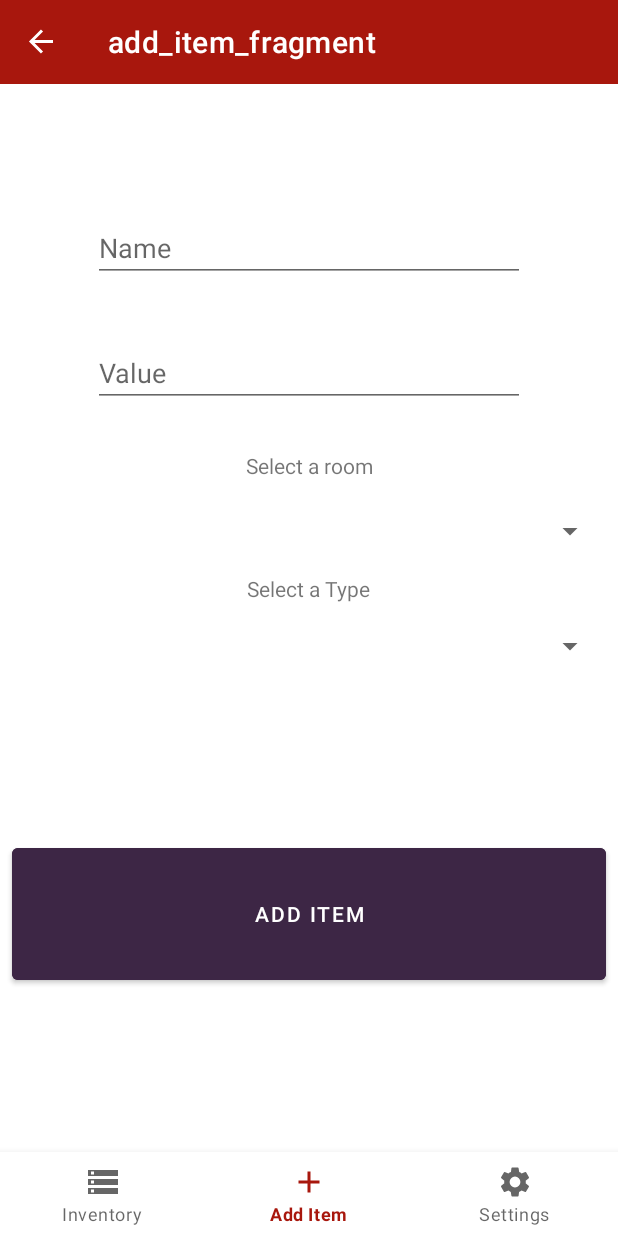
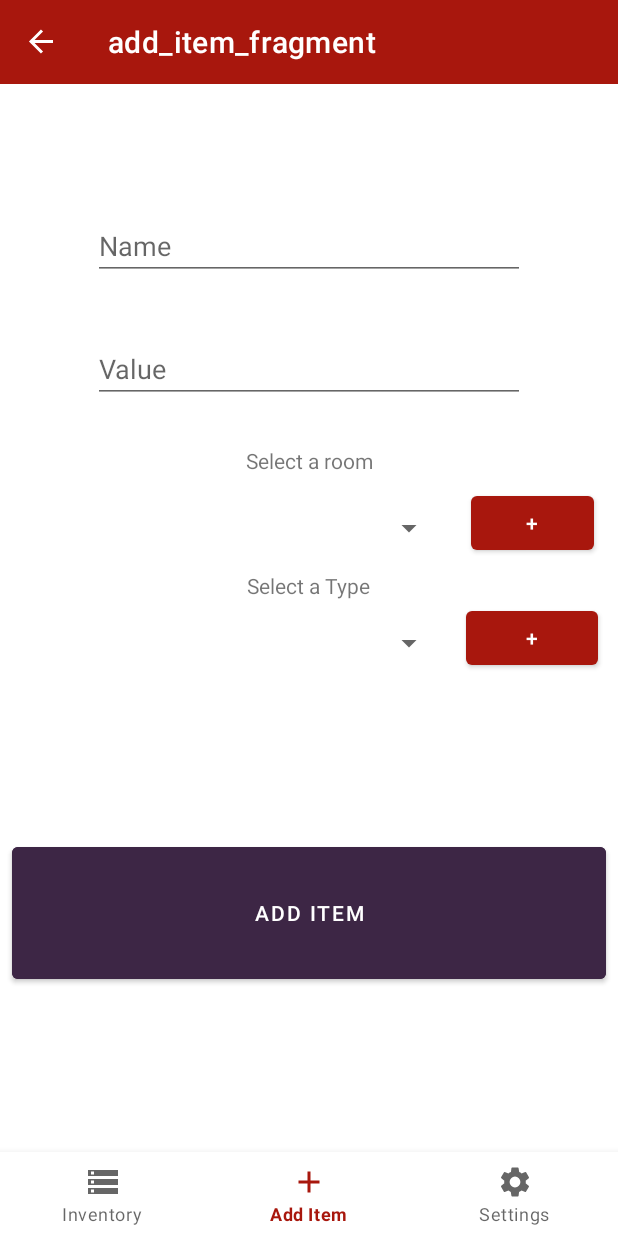
Before and after one commit to GlennvanWezel/MI4Home, an Android app: the screen it shows after launch (ItemsActivity), item 2 of the bottom bar chosen, on a phone screen of 412 x 824 dp. Run offline under Robolectric (Android 15) with nearby library versions, the phone set to English and light mode, and no system bars; our stand-ins replace Firebase (no records; nobody signed in at launch, a user with empty details on screens opened directly), navigation-ui; libraries missing offline, so code that uses them is left out: com.firebase.ui; 2 statements that could not run were skipped.

Commit message:
Implemented filtering the item recyclerview

```diff
--- a/app/src/main/java/com/example/mi4/ui/items/list/itemListFragment.kt
+++ b/app/src/main/java/com/example/mi4/ui/items/list/itemListFragment.kt
@@ -8,6 +8,7 @@ import android.view.LayoutInflater
 import android.view.View
 import android.view.ViewGroup
 import android.widget.ListAdapter
+import android.widget.SearchView
 import androidx.recyclerview.widget.LinearLayoutManager
 import androidx.recyclerview.widget.RecyclerView
 
@@ -44,7 +45,7 @@ class itemListFragment : Fragment() {
 
     private fun initialiseUi() {
         rv_itemsList.layoutManager = LinearLayoutManager(this.context)
-        val ira = ItemRecyclerAdapter(mutableListOf())
+        val ira = ItemRecyclerAdapter(this.context!!, mutableListOf())
         rv_itemsList?.adapter = ira
         viewModel.items.observeForever {
             ira.itemlist.clear()
@@ -54,8 +55,22 @@ class itemListFragment : Fragment() {
             ira.notifyDataSetChanged()
             rv_itemsList.adapter = ira
         }
-//        btn_statistics.setOnClickListener {
-//            Log.d("RECYCLER VIEW","amount of items on display: ${ira.itemCount.toString()}, amount TO BE displayed: ${(viewModel.items.value as List<Item>).count().toString()}")
-//        }
+
+        sv_items!!.setOnQueryTextListener(object : SearchView.OnQueryTextListener {
+            override fun onQueryTextSubmit(query: String): Boolean {
+                // filter recycler view when query submitted
+                ira.filter.filter(query)
+                return false
+            }
+
+            override fun onQueryTextChange(query: String): Boolean {
+                // filter recycler view when text is changed
+                ira.filter.filter(query)
+                return false
+            }
+        })
+        btn_statistics.setOnClickListener {
+            Log.d("RECYCLER VIEW","amount of items on display: ${ira.itemCount.toString()}, amount TO BE displayed: ${(viewModel.items.value as List<Item>).count().toString()}")
+        }
     }
 }
--- a/app/src/main/res/layout/add_item_fragment.xml
+++ b/app/src/main/res/layout/add_item_fragment.xml
@@ -71,21 +71,18 @@
 
     <Spinner
             android:id="@+id/spinner_room"
-            android:layout_width="match_parent"
+            android:layout_width="0dp"
             app:layout_constraintWidth_percent="0.7"
             android:layout_height="wrap_content"
             android:layout_marginStart="8dp"
             android:layout_marginTop="8dp"
-            android:layout_marginEnd="8dp"
             android:layout_marginBottom="8dp"
             android:hint="@string/spinnerRoomHint"
             app:layout_constraintBottom_toBottomOf="parent"
-            app:layout_constraintEnd_toEndOf="parent"
-            app:layout_constraintHorizontal_bias="0.0"
             app:layout_constraintStart_toStartOf="parent"
             app:layout_constraintTop_toBottomOf="@+id/editText_value"
             app:layout_constraintVertical_bias="0.138"
-    />
+            android:layout_marginEnd="8dp" app:layout_constraintEnd_toStartOf="@+id/btn_addRoom"/>
     <TextView
             android:layout_width="wrap_content"
             android:layout_height="wrap_content"
@@ -93,20 +90,17 @@
             app:layout_constraintBottom_toTopOf="@id/spinner_type"
             app:layout_constraintLeft_toLeftOf="parent"
             app:layout_constraintRight_toRightOf="parent"
-            android:text="@string/select_a_type"/>
+            android:text="@string/select_a_type" android:id="@+id/textView"/>
     <Spinner
             android:id="@+id/spinner_type"
-            android:layout_width="match_parent"
+            android:layout_width="0dp"
             app:layout_constraintWidth_percent="0.7"
             android:layout_height="wrap_content"
             android:layout_marginStart="8dp"
             android:layout_marginTop="8dp"
-            android:layout_marginEnd="8dp"
             android:layout_marginBottom="8dp"
             android:hint="@string/spinnertypehint"
             app:layout_constraintBottom_toBottomOf="parent"
-            app:layout_constraintEnd_toEndOf="parent"
-            app:layout_constraintHorizontal_bias="0.0"
             app:layout_constraintStart_toStartOf="parent"
             app:layout_constraintTop_toBottomOf="@+id/spinner_room"
             app:layout_constraintVertical_bias="0.123"/>
@@ -125,5 +119,23 @@
             app:layout_constraintRight_toRightOf="parent"
             app:layout_constraintTop_toBottomOf="@id/spinner_type"
             android:gravity="center"/>
+    <Button
+            android:text="+"
+            android:layout_width="0dp"
+            android:layout_height="wrap_content"
+            android:id="@+id/btn_addRoom" android:layout_marginEnd="16dp" app:layout_constraintEnd_toEndOf="parent"
+            app:layout_constraintBottom_toTopOf="@+id/textView" android:layout_marginBottom="8dp"
+            android:layout_marginTop="8dp" app:layout_constraintTop_toBottomOf="@+id/tv_select_a_room"
+            app:layout_constraintVertical_bias="1.0" app:layout_constraintStart_toEndOf="@+id/spinner_room"
+            android:layout_marginStart="9dp"/>
+    <Button
+            android:text="+"
+            android:layout_width="0dp"
+            android:layout_height="wrap_content"
+            android:id="@+id/btn_addType" android:layout_marginEnd="13dp" app:layout_constraintEnd_toEndOf="parent"
+            android:layout_marginStart="14dp" app:layout_constraintStart_toEndOf="@+id/spinner_type"
+            android:layout_marginBottom="8dp" app:layout_constraintBottom_toBottomOf="parent"
+            android:layout_marginTop="8dp" app:layout_constraintTop_toBottomOf="@+id/btn_addRoom"
+            app:layout_constraintHorizontal_bias="1.0" app:layout_constraintVertical_bias="0.061"/>
 
 </androidx.constraintlayout.widget.ConstraintLayout>
```
Also changed, not shown: app/src/main/java/com/example/mi4/ui/items/list/ItemRecyclerAdapter.kt (+45 -2 lines), app/src/main/res/layout/item_list_fragment.xml (+8 -1 lines).
